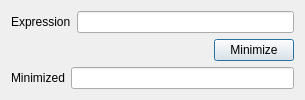
Old version of the form GUI/KMapSolver/dialog.ui in the repository manashmandal/KMapSolver.
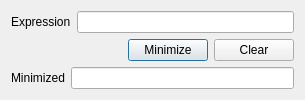
New version of the form.

Commit message: added clear button

Patch:
```diff
--- a/GUI/KMapSolver/dialog.ui
+++ b/GUI/KMapSolver/dialog.ui
@@ -50,6 +50,13 @@
        </property>
       </widget>
      </item>
+     <item>
+      <widget class="QPushButton" name="clearButton">
+       <property name="text">
+        <string>Clear</string>
+       </property>
+      </widget>
+     </item>
     </layout>
    </item>
    <item row="2" column="0">
```
Left out of the diff: 6 changed lines with no effect on the pictures. The commit also changes 2 other files.
